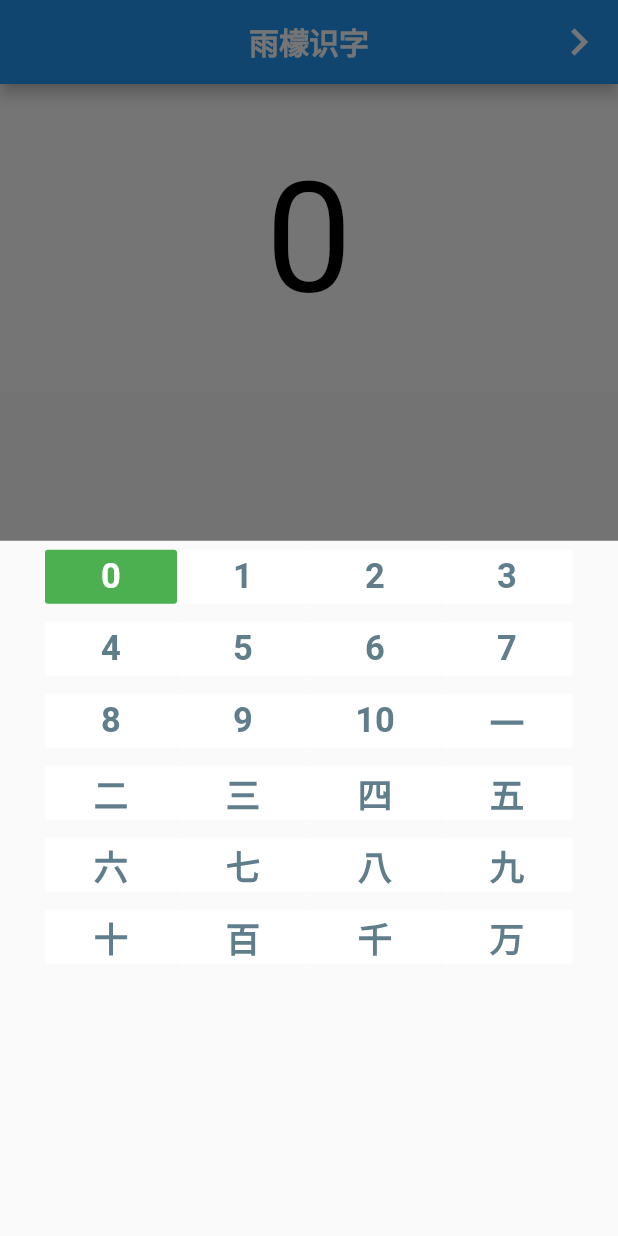
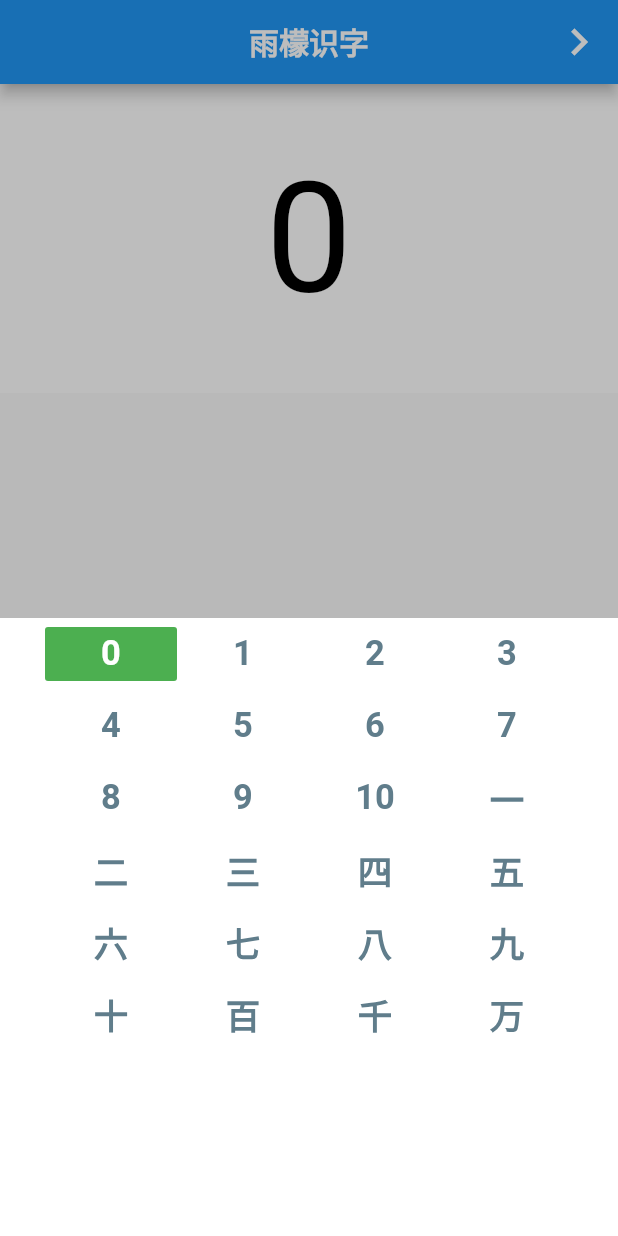
Before and after one commit to liaction/ymmy_number, a Flutter app: the screen it shows after launch, after a tap on the "keyboard arrow right" icon, after a tap on the "keyboard arrow left" icon, after a tap on the "airplanemode active" icon, on a phone screen of 412 x 824 dp. Run offline on Flutter 3.47's test engine with Material 2 defaults, Android fonts, the phone set to English and light mode, and no system bars; our stand-ins replace flutter_colorpicker, shared_preferences; missing offline and left inert: flutter_statusbarcolor.

Commit message:
can remove new text

```diff
--- a/lib/main.dart
+++ b/lib/main.dart
@@ -6,6 +6,7 @@ import 'package:flutter_colorpicker/material_picker.dart';
 import 'package:flutter_statusbarcolor/flutter_statusbarcolor.dart';
 import 'package:ymwy_number/sign.dart';
 import 'package:ymwy_number/ymwy_sp.dart';
+import 'package:ymwy_number/ymwy_data.dart';
 
 Future main() async {
   runApp(MaterialApp(
@@ -40,6 +41,8 @@ class _MyAppState extends State<MyApp> with TickerProviderStateMixin {
   Color _currentColor;
   Color _currentTextColor = Colors.white;
   Color _penColor = Colors.black;
+
+  bool _canRemoveText = false;
 
   @override
   void initState() {
@@ -106,32 +109,119 @@ class _MyAppState extends State<MyApp> with TickerProviderStateMixin {
     return _pageView;
   }
 
+  OverlayState overlayState;
+  OverlayEntry overlayEntry;
+  bool _disableBack = false;
+
   void _fabClick() async {
-    var result = await showModalBottomSheet(
-      context: context,
-      builder: (ctx) => ListView(
+    overlayState = Overlay.of(context);
+    overlayEntry = OverlayEntry(builder: (ctx) => _createBottomSheet());
+    _disableBack = true;
+    overlayState.insert(overlayEntry);
+  }
+
+  Widget _createBottomSheet() {
+    double _height = MediaQuery.of(context).size.height / 2;
+    Widget _w = Material(
+      color: Colors.black26,
+      child: Stack(
+        children: <Widget>[
+          Positioned(
+            child: GestureDetector(
+              onTap: () {
+                _dismissBottomSheet();
+                setState(() {});
+              },
+              child: Container(
+                color: Colors.transparent,
+              ),
+            ),
+            left: 0,
+            right: 0,
+            top: 0,
+            bottom: _height,
+          ),
+          Positioned(
+            bottom: 0,
+            left: 0,
+            right: 0,
+            top: _height,
+            child: Container(
+              color: Colors.white,
+              child: ListView(
                 children: <Widget>[
                   Center(
                     child: Wrap(
                       children: _numbersMap.keys
                           .map(
-                        (val) => FlatButton(
+                            (val) => Stack(
+                                  children: <Widget>[
+                                    FlatButton(
                                       color: _tabIndex == val
-                                  ? Colors.green
+                                          ? (_canRemoveText
+                                              ? Colors.white
+                                              : Colors.green)
                                           : Colors.white,
                                       onPressed: () {
-                                Navigator.of(context).pop(val);
+                                        if (_canRemoveText) {
+                                          if (YMWY_NUMBERS_DEFAULT
+                                              .contains(_numbersMap[val])) {
+                                            return;
+                                          }
+                                          _numbers.removeAt(val);
+                                          saveText(_numbers);
+                                          _numbersMap.clear();
+                                          _numbersMap.addAll(_numbers.asMap());
+                                          if (_numbers.length >
+                                              YMWY_NUMBERS_DEFAULT.length) {
+                                            overlayEntry.markNeedsBuild();
+                                          }else{
+                                            _dismissBottomSheet();
+                                          }
+                                          _updateWhenTabNumberChange();
+                                          setState(() {});
+                                          return;
+                                        }
+                                        _canRemoveText = false;
+                                        var result = val;
+                                        if (result != _tabIndex) {
+                                          _tabIndex = result;
+                                          _signatureCanvas.clear();
+                                          _tabController.animateTo(result);
+                                        }
+                                        _disableBack = false;
+                                        setState(() {});
+                                        overlayEntry.remove();
                                       },
                                       child: Text(
                                         _numbersMap[val],
                                         style: TextStyle(
                                           fontSize: 23.0,
                                           color: _tabIndex == val
-                                      ? Colors.white
+                                              ? (_canRemoveText
+                                                  ? Colors.blueGrey
+                                                  : Colors.white)
                                               : Colors.blueGrey,
                                           fontWeight: FontWeight.bold,
                                         ),
                                       ),
+                                    ),
+                                    Positioned(
+                                      child: Offstage(
+                                        offstage: _canRemoveText
+                                            ? YMWY_NUMBERS_DEFAULT
+                                                .contains(_numbersMap[val])
+                                            : !_canRemoveText,
+                                        child: Icon(
+                                          Icons.cancel,
+                                          color: Colors.blueGrey,
+                                          size: 14,
+                                        ),
+                                      ),
+                                      right: 0,
+                                      top: 0,
+                                    ),
+                                  ],
                                 ),
                           )
                           .toList(),
@@ -139,14 +229,18 @@ class _MyAppState extends State<MyApp> with TickerProviderStateMixin {
                   ),
                 ],
               ),
+            ),
+          ),
+        ],
+      ),
     );
-    if (result != null && result != _tabIndex) {
-      setState(() {
-        _tabIndex = result;
-        _signatureCanvas.clear();
-        _tabController.animateTo(result);
-      });
+    return _w;
   }
+
+  void _dismissBottomSheet() {
+    overlayEntry.remove();
+    _disableBack = false;
+    _canRemoveText = false;
   }
 
   @override
@@ -159,7 +253,15 @@ class _MyAppState extends State<MyApp> with TickerProviderStateMixin {
         penColor: _penColor,
       );
     }
-    return Scaffold(
+    return WillPopScope(
+      onWillPop: () {
+        if (!_disableBack) {
+          return Future.value(true);
+        }
+        _dismissBottomSheet();
+        return Future.value(false);
+      },
+      child: Scaffold(
         appBar: AppBar(
           backgroundColor: _currentColor,
           title: GestureDetector(
@@ -259,6 +361,7 @@ class _MyAppState extends State<MyApp> with TickerProviderStateMixin {
                   ),
                 ],
               ),
+      ),
     );
   }
 
@@ -291,7 +394,7 @@ class _MyAppState extends State<MyApp> with TickerProviderStateMixin {
     showDialog(
         context: context,
         builder: (ctx) => AlertDialog(
-              title: const Text('自定义颜色'),
+              title: const Text('自定义主题颜色'),
               content: SingleChildScrollView(
                 child: MaterialPicker(
                   pickerColor: _pickerColor,
@@ -348,6 +451,12 @@ class _MyAppState extends State<MyApp> with TickerProviderStateMixin {
   /// 编辑文字
   ///
   Future _editAddOrRemoveText() async {
+    // 设置最大长度,超过则不允许继续添加
+    if (_numbers.length >= YMWY_NUMBERS_SUM_MAX) {
+      _canRemoveText = true;
+      _fabClick();
+      return;
+    }
     String result = await showDialog(
         context: context,
         builder: (ctx) => AlertDialog(
@@ -413,5 +522,6 @@ class _MyAppState extends State<MyApp> with TickerProviderStateMixin {
     _tabController.removeListener(_whenTabChange);
     _tabController = TabController(length: _numbers.length, vsync: this);
     _tabController.addListener(_whenTabChange);
+    setState(() {});
   }
 }
--- a/lib/ymwy_data.dart
+++ b/lib/ymwy_data.dart
@@ -3,7 +3,10 @@
 /// Liaction chen.si
 ///
 
-const YMWY_NUMBERS = [
+/// 运行最大数量
+const YMWY_NUMBERS_SUM_MAX = 27;
+/// 默认显示字符
+const YMWY_NUMBERS_DEFAULT = [
   '0',
   '1',
   '2',
--- a/lib/ymwy_sp.dart
+++ b/lib/ymwy_sp.dart
@@ -21,7 +21,7 @@ Future saveText(List<String> texts) async {
   sharedPreferences.setStringList(SP_KEY_TEXT, texts);
 }
 
-Future<List<String>> getText({List<String> defaultList = YMWY_NUMBERS}) async {
+Future<List<String>> getText({List<String> defaultList = YMWY_NUMBERS_DEFAULT}) async {
   SharedPreferences sharedPreferences = await SharedPreferences.getInstance();
   var result = sharedPreferences.getStringList(SP_KEY_TEXT);
   return result ?? defaultList;
```
Lines whose indentation alone changed are shown as unchanged.
